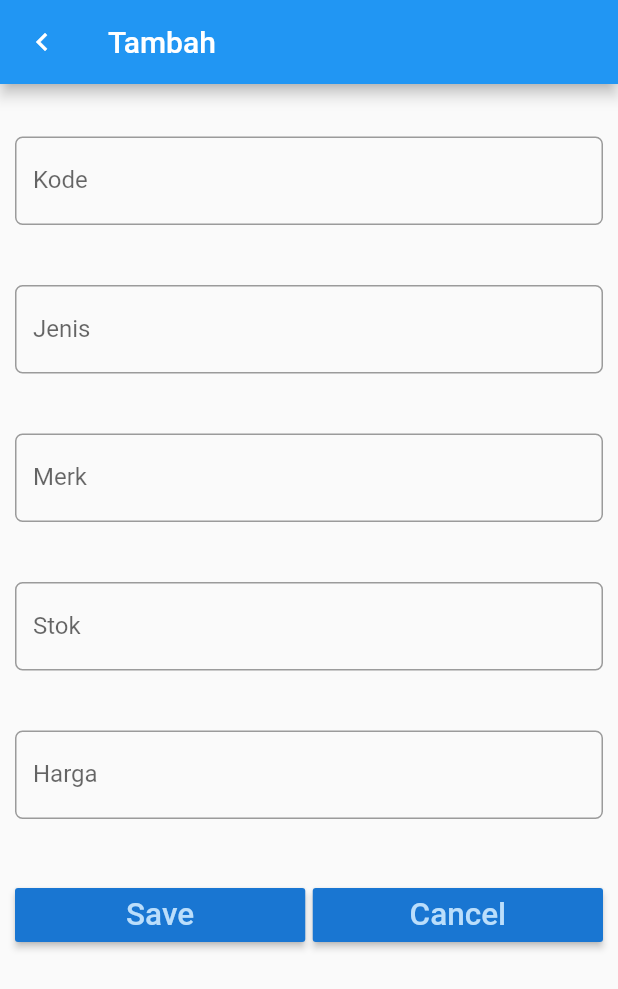
After one commit to NiaAmellya/Pemrograman-Mobile_UTS, a Flutter app: the Home screen opened by its route, after a tap on "Tambah Item", on a phone screen of 412 x 824 dp. The commit adds this screen. Shown: the top 989 px of the screen. Run offline on Flutter 3.47's test engine with Material 2 defaults, Android fonts, the phone set to English and light mode, and no system bars; our stand-ins replace sqflite; accounts and stored records are empty.

Commit message:
Second Commit (Second Page)

```diff
--- a/lib/main.dart
+++ b/lib/main.dart
@@ -1,12 +1,13 @@
 import 'package:flutter/material.dart';
 import 'package:uts/pages/home.dart';
+import 'package:uts/pages/home2.dart';
 
 void main() {
   runApp(MaterialApp(
     initialRoute: '/',
     routes: {
       '/': (context) => HomePage(),
-      //'/item': (context) => ItemPage(),
+      '/home': (context) => Home(),
     },
   ));
 }
--- /dev/null
+++ b/lib/models/item_referensi.dart
@@ -0,0 +1,49 @@
+class Item {
+  String _merk;
+  String _jenis;
+  int _id;
+  int _harga;
+  int _stok;
+  int _kode;
+  String _bahan;
+
+  get id => _id;
+
+  get merk => this._merk;
+  set merk(String value) => this._merk = value;
+
+  get jenis => this._jenis;
+  set jenis(String value) => this._jenis = value;
+
+  get harga => this._harga;
+  set harga(value) => this._harga = value;
+
+  get stok => _stok;
+  set stok(value) => this._stok = value;
+
+  get kode => this._kode;
+  set kode(value) => this._kode = value;
+
+  get bahan => _bahan;
+  set bahan(String value) => this._bahan = value;
+
+  Item(this._kode, this._jenis, this._merk, this._stok, this._harga);
+  Item.fromMap(Map<String, dynamic> map) {
+    this._id = map['id'];
+    this._kode = map['kode'];
+    this._jenis = map['jenis'];
+    this._merk = map['merk'];
+    this._stok = map['stok'];
+    this._harga = map['harga'];
+  }
+  Map<String, dynamic> toMap() {
+    Map<String, dynamic> map = Map<String, dynamic>();
+    map['id'] = this._id;
+    map['kode'] = this._kode;
+    map['jenis'] = this._jenis;
+    map['merk'] = this._merk;
+    map['stok'] = this._stok;
+    map['harga'] = this._harga;
+    return map;
+  }
+}
--- /dev/null
+++ b/lib/pages/entryform1.dart
@@ -0,0 +1,184 @@
+import 'package:flutter/material.dart';
+import 'package:uts/models/item_referensi.dart';
+
+class EntryForm extends StatefulWidget {
+  final Item item;
+  EntryForm(this.item);
+  @override
+  EntryFormState createState() => EntryFormState(this.item);
+}
+
+//class controller
+class EntryFormState extends State<EntryForm> {
+  Item item;
+  EntryFormState(this.item);
+  TextEditingController kodeController = TextEditingController();
+  TextEditingController jenisController = TextEditingController();
+  TextEditingController merkController = TextEditingController();
+  TextEditingController stokController = TextEditingController();
+  TextEditingController hargaController = TextEditingController();
+  @override
+  Widget build(BuildContext context) {
+    //kondisi
+    if (item != null) {
+      kodeController.text = item.kode.toString();
+      jenisController.text = item.jenis;
+      merkController.text = item.merk;
+      stokController.text = item.stok.toString();
+      hargaController.text = item.harga.toString();
+    }
+    //rubah
+    return Scaffold(
+        appBar: AppBar(
+          title: item == null ? Text('Tambah') : Text('Ubah'),
+          leading: Icon(Icons.keyboard_arrow_left),
+        ),
+        body: Padding(
+          padding: EdgeInsets.only(top: 15.0, left: 10.0, right: 10.0),
+          child: ListView(
+            children: <Widget>[
+              // nama
+              Padding(
+                padding: EdgeInsets.only(top: 20.0, bottom: 20.0),
+                child: TextField(
+                  controller: kodeController,
+                  keyboardType: TextInputType.text,
+                  decoration: InputDecoration(
+                    labelText: 'Kode',
+                    border: OutlineInputBorder(
+                      borderRadius: BorderRadius.circular(5.0),
+                    ),
+                  ),
+                  onChanged: (value) {
+                    //
+                  },
+                ),
+              ),
+              // harga
+              Padding(
+                padding: EdgeInsets.only(top: 20.0, bottom: 20.0),
+                child: TextField(
+                  controller: jenisController,
+                  keyboardType: TextInputType.text,
+                  decoration: InputDecoration(
+                    labelText: 'Jenis',
+                    border: OutlineInputBorder(
+                      borderRadius: BorderRadius.circular(5.0),
+                    ),
+                  ),
+                  onChanged: (value) {
+                    //
+                  },
+                ),
+              ),
+              Padding(
+                padding: EdgeInsets.only(top: 20.0, bottom: 20.0),
+                child: TextField(
+                  controller: merkController,
+                  keyboardType: TextInputType.text,
+                  decoration: InputDecoration(
+                    labelText: 'Merk',
+                    border: OutlineInputBorder(
+                      borderRadius: BorderRadius.circular(5.0),
+                    ),
+                  ),
+                  onChanged: (value) {
+                    //
+                  },
+                ),
+              ),
+              Padding(
+                padding: EdgeInsets.only(top: 20.0, bottom: 20.0),
+                child: TextField(
+                  controller: stokController,
+                  keyboardType: TextInputType.number,
+                  decoration: InputDecoration(
+                    labelText: 'Stok',
+                    border: OutlineInputBorder(
+                      borderRadius: BorderRadius.circular(5.0),
+                    ),
+                  ),
+                  onChanged: (value) {
+                    //
+                  },
+                ),
+              ),
+              Padding(
+                padding: EdgeInsets.only(top: 20.0, bottom: 20.0),
+                child: TextField(
+                  controller: hargaController,
+                  keyboardType: TextInputType.number,
+                  decoration: InputDecoration(
+                    labelText: 'Harga',
+                    border: OutlineInputBorder(
+                      borderRadius: BorderRadius.circular(5.0),
+                    ),
+                  ),
+                  onChanged: (value) {
+                    //
+                  },
+                ),
+              ),
+              // tombol button
+              Padding(
+                padding: EdgeInsets.only(top: 20.0, bottom: 20.0),
+                child: Row(
+                  children: <Widget>[
+                    // tombol simpan
+                    Expanded(
+                      child: RaisedButton(
+                        color: Theme.of(context).primaryColorDark,
+                        textColor: Theme.of(context).primaryColorLight,
+                        child: Text(
+                          'Save',
+                          textScaleFactor: 1.5,
+                        ),
+                        onPressed: () {
+                          if (item == null) {
+                            // tambah data
+                            item = Item(
+                              int.parse(kodeController.text),
+                              jenisController.text,
+                              merkController.text,
+                              int.parse(stokController.text),
+                              int.parse(hargaController.text),
+                            );
+                          } else {
+                            // ubah data
+                            item.kode = int.parse(kodeController.text);
+                            item.jenis = jenisController.text;
+                            item.merk = merkController.text;
+                            item.stok = int.parse(stokController.text);
+                            item.harga = int.parse(hargaController.text);
+                          }
+                          // kembali ke layar sebelumnya dengan membawa objek item
+                          Navigator.pop(context, item);
+                        },
+                      ),
+                    ),
+                    Container(
+                      width: 5.0,
+                    ),
+                    // tombol batal
+                    Expanded(
+                      child: RaisedButton(
+                        color: Theme.of(context).primaryColorDark,
+                        textColor: Theme.of(context).primaryColorLight,
+                        child: Text(
+                          'Cancel',
+                          textScaleFactor: 1.5,
+                        ),
+                        onPressed: () {
+                          Navigator.pop(
+                              context); //untuk meromove layar dari tumpukan
+                        },
+                      ),
+                    ),
+                  ],
+                ),
+              ),
+            ],
+          ),
+        ));
+  }
+}
--- /dev/null
+++ b/lib/pages/home2.dart
@@ -0,0 +1,128 @@
+import 'package:flutter/material.dart';
+import 'package:sqflite/sqflite.dart';
+import 'package:uts/models/dbhelper.dart';
+import 'package:uts/models/item_referensi.dart';
+import 'package:uts/pages/entryform1.dart';
+import 'dart:async';
+
+class Home extends StatefulWidget {
+  @override
+  HomeState createState() => HomeState();
+}
+
+class HomeState extends State<Home> {
+  DbHelper dbHelper = DbHelper();
+  int count = 0;
+  List<Item> itemList;
+
+  @override
+  Widget build(BuildContext context) {
+    if (itemList == null) {
+      itemList = List<Item>();
+    }
+    return Scaffold(
+      appBar: AppBar(
+        title: Text('Recommendation & Custom'),
+      ),
+      body: Column(children: [
+        Expanded(
+          child: createListView(),
+        ),
+        Container(
+          alignment: Alignment.bottomCenter,
+          child: SizedBox(
+            width: double.infinity,
+            child: RaisedButton(
+              child: Text("Tambah Item"),
+              onPressed: () async {
+                var item = await navigateToEntryForm(context, null);
+                if (item != null) {
+                  //TODO 2 Panggil Fungsi untuk Insert ke DB
+                  int result = await dbHelper.insert(item);
+                  if (result > 0) {
+                    updateListView();
+                  }
+                }
+              },
+            ),
+          ),
+        ),
+      ]),
+    );
+  }
+
+  Future<Item> navigateToEntryForm(BuildContext context, Item item) async {
+    var result = await Navigator.push(context,
+        MaterialPageRoute(builder: (BuildContext context) {
+      return EntryForm(item);
+    }));
+    return result;
+  }
+
+  ListView createListView() {
+    TextStyle textStyle = Theme.of(context).textTheme.headline5;
+    return ListView.builder(
+      itemCount: count,
+      itemBuilder: (BuildContext context, int index) {
+        return Card(
+          color: Colors.white,
+          elevation: 2.0,
+          child: ListTile(
+            leading: CircleAvatar(
+              backgroundColor: Colors.red,
+              child: Icon(Icons.ad_units),
+            ),
+            title: Text(
+              this.itemList[index].merk,
+              style: textStyle,
+            ),
+            subtitle:
+                Column(crossAxisAlignment: CrossAxisAlignment.start, children: [
+              Text('Kode   : ' + this.itemList[index].kode.toString()),
+              Text('Jenis  : ' + this.itemList[index].jenis.toString()),
+              Text('Merk   : ' + this.itemList[index].merk.toString()),
+              Text('Stok   : ' + this.itemList[index].stok.toString()),
+              Text('Harga  : Rp ' + this.itemList[index].harga.toString()),
+            ]),
+            trailing: GestureDetector(
+              child: Icon(Icons.delete),
+              onTap: () async {
+                //TODO 3 Panggil Fungsi untuk Delete dari DB berdasarkan Item
+                int id = this.itemList[index].id; // get id from sqlite database
+                await dbHelper.delete(id); // delete by id from table
+                itemList.removeAt(index); // delete by index from list
+                updateListView();
+              },
+            ),
+            onTap: () async {
+              var item =
+                  await navigateToEntryForm(context, this.itemList[index]);
+              //TODO 4 Panggil Fungsi untuk Edit data
+              if (item != null) {
+                int result = await dbHelper.update(item);
+                if (result > 0) {
+                  updateListView();
+                }
+              }
+              //TODO 4 Panggil Fungsi untuk Edit data
+            },
+          ),
+        );
+      },
+    );
+  }
+
+  void updateListView() {
+    final Future<Database> dbFuture = dbHelper.initDb();
+    dbFuture.then((database) {
+      //TODO 1 Select data dari DB
+      Future<List<Item>> itemListFuture = dbHelper.getItemList();
+      itemListFuture.then((itemList) {
+        setState(() {
+          this.itemList = itemList;
+          this.count = itemList.length;
+        });
+      });
+    });
+  }
+}
```
Also changed, not shown: lib/models/dbhelper.dart (added, +88 -0 lines), lib/models/item.dart (+2 -15 lines), lib/pages/home.dart (+10 -10 lines).
